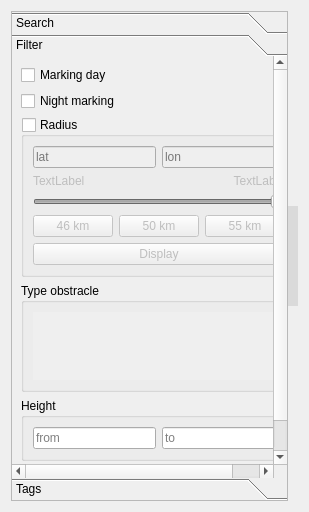
Above: sidebar.ui from khmaksim/AviacominfoTools before the change. Below: the same form after it.
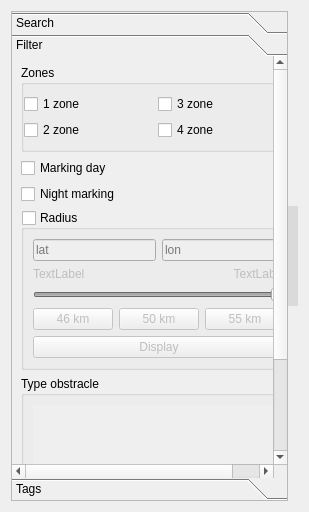
That is the form after the change. Icons and pictures are not drawn.

Commit message: Added new filter for zones. Updated translations.

```diff
--- a/sidebar.ui
+++ b/sidebar.ui
@@ -107,15 +107,77 @@
           <rect>
            <x>0</x>
            <y>0</y>
-           <width>279</width>
-           <height>429</height>
+           <width>275</width>
+           <height>499</height>
           </rect>
          </property>
          <attribute name="label">
           <string>Filter</string>
          </attribute>
          <layout class="QGridLayout" name="gridLayout_7">
+          <item row="7" column="0">
+           <widget class="QPushButton" name="resetFilterButton">
+            <property name="text">
+             <string>Reset</string>
+            </property>
+           </widget>
+          </item>
           <item row="2" column="0">
+           <widget class="QCheckBox" name="nightMarkingCheckBox">
+            <property name="text">
+             <string>Night marking</string>
+            </property>
+            <property name="checked">
+             <bool>false</bool>
+            </property>
+            <property name="tristate">
+             <bool>false</bool>
+            </property>
+           </widget>
+          </item>
+          <item row="1" column="0">
+           <widget class="QCheckBox" name="markingDayCheckBox">
+            <property name="text">
+             <string>Marking day</string>
+            </property>
+           </widget>
+          </item>
+          <item row="5" column="0">
+           <widget class="QGroupBox" name="groupBox_4">
+            <property name="title">
+             <string>Type obstracle</string>
+            </property>
+            <property name="flat">
+             <bool>true</bool>
+            </property>
+            <layout class="QGridLayout" name="gridLayout_5">
+             <item row="0" column="0">
+              <widget class="QScrollArea" name="typeObstracleScrollArea">
+               <property name="frameShape">
+                <enum>QFrame::NoFrame</enum>
+               </property>
+               <property name="widgetResizable">
+                <bool>true</bool>
+               </property>
+               <property name="alignment">
+                <set>Qt::AlignLeading|Qt::AlignLeft|Qt::AlignTop</set>
+               </property>
+               <widget class="QWidget" name="typeObstracleScrollAreaWidgetContents">
+                <property name="geometry">
+                 <rect>
+                  <x>0</x>
+                  <y>0</y>
+                  <width>237</width>
+                  <height>69</height>
+                 </rect>
+                </property>
+               </widget>
+              </widget>
+             </item>
+            </layout>
+           </widget>
+          </item>
+          <item row="3" column="0">
            <widget class="QGroupBox" name="radiusGroupBox">
             <property name="enabled">
              <bool>true</bool>
@@ -244,69 +306,7 @@
             </layout>
            </widget>
           </item>
-          <item row="4" column="0">
-           <widget class="QGroupBox" name="groupBox_4">
-            <property name="title">
-             <string>Type obstracle</string>
-            </property>
-            <property name="flat">
-             <bool>true</bool>
-            </property>
-            <layout class="QGridLayout" name="gridLayout_5">
-             <item row="0" column="0">
-              <widget class="QScrollArea" name="typeObstracleScrollArea">
-               <property name="frameShape">
-                <enum>QFrame::NoFrame</enum>
-               </property>
-               <property name="widgetResizable">
-                <bool>true</bool>
-               </property>
-               <property name="alignment">
-                <set>Qt::AlignLeading|Qt::AlignLeft|Qt::AlignTop</set>
-               </property>
-               <widget class="QWidget" name="typeObstracleScrollAreaWidgetContents">
-                <property name="geometry">
-                 <rect>
-                  <x>0</x>
-                  <y>0</y>
-                  <width>241</width>
-                  <height>78</height>
-                 </rect>
-                </property>
-               </widget>
-              </widget>
-             </item>
-            </layout>
-           </widget>
-          </item>
-          <item row="0" column="0">
-           <widget class="QCheckBox" name="markingDayCheckBox">
-            <property name="text">
-             <string>Marking day</string>
-            </property>
-           </widget>
-          </item>
-          <item row="1" column="0">
-           <widget class="QCheckBox" name="nightMarkingCheckBox">
-            <property name="text">
-             <string>Night marking</string>
-            </property>
-            <property name="checked">
-             <bool>false</bool>
-            </property>
-            <property name="tristate">
-             <bool>false</bool>
-            </property>
-           </widget>
-          </item>
           <item row="6" column="0">
-           <widget class="QPushButton" name="resetFilterButton">
-            <property name="text">
-             <string>Reset</string>
-            </property>
-           </widget>
-          </item>
-          <item row="5" column="0">
            <widget class="QGroupBox" name="groupBox">
             <property name="title">
              <string>Height</string>
@@ -338,6 +338,49 @@
             </layout>
            </widget>
           </item>
+          <item row="0" column="0">
+           <widget class="QGroupBox" name="zoneGroupBox">
+            <property name="title">
+             <string>Zones</string>
+            </property>
+            <property name="flat">
+             <bool>true</bool>
+            </property>
+            <layout class="QGridLayout" name="gridLayout_8">
+             <property name="leftMargin">
+              <number>0</number>
+             </property>
+             <item row="0" column="0">
+              <widget class="QCheckBox" name="firstZoneCheckBox">
+               <property name="text">
+                <string>1 zone</string>
+               </property>
+              </widget>
+             </item>
+             <item row="0" column="1">
+              <widget class="QCheckBox" name="thridZoneCheckBox">
+               <property name="text">
+                <string>3 zone</string>
+               </property>
+              </widget>
+             </item>
+             <item row="1" column="0">
+              <widget class="QCheckBox" name="secondZoneCheckBox">
+               <property name="text">
+                <string>2 zone</string>
+               </property>
+              </widget>
+             </item>
+             <item row="1" column="1">
+              <widget class="QCheckBox" name="fourthZoneCheckBox">
+               <property name="text">
+                <string>4 zone</string>
+               </property>
+              </widget>
+             </item>
+            </layout>
+           </widget>
+          </item>
          </layout>
         </widget>
         <widget class="QWidget" name="page">
```
Left out of the diff: 3 changed lines with no effect on the pictures. The commit also changes 7 other files.
